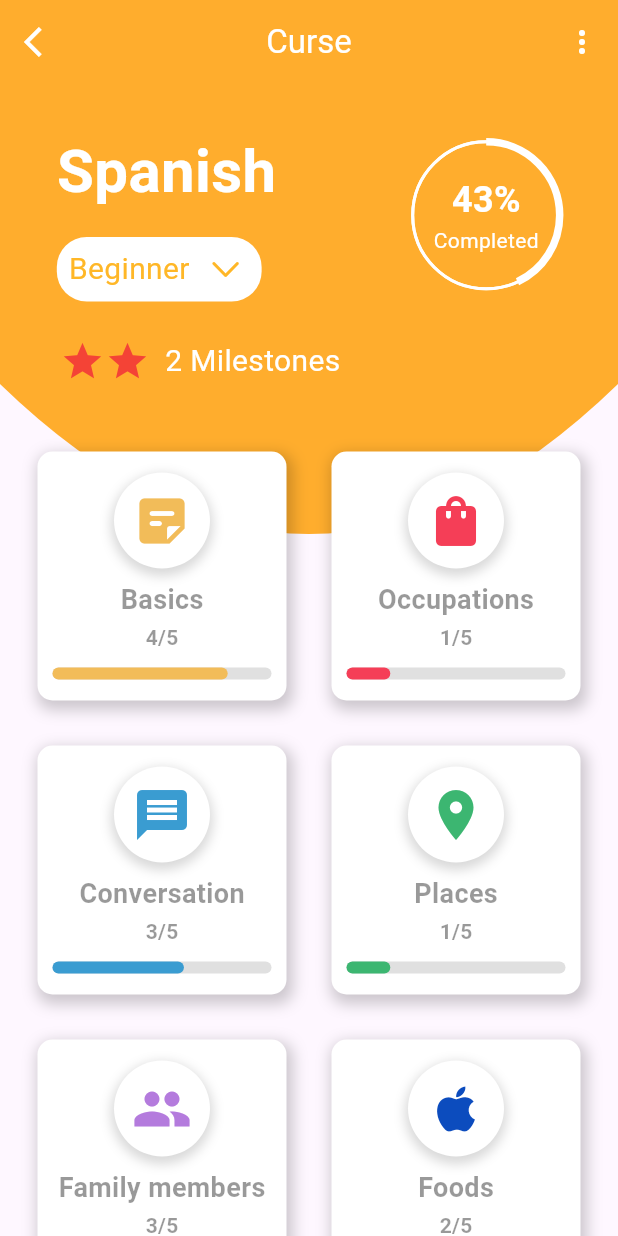
After one commit to SrivalliGottipati/Tasks, a Flutter app: the screen it shows after launch, after a tap on "Grid_View", on a phone screen of 412 x 824 dp. The commit adds this screen. Run offline on Flutter 3.47's test engine with Material 3 defaults, Android fonts, the phone set to English and light mode, and no system bars; our stand-ins replace device_preview.

Commit message:
Grid_view

```diff
--- /dev/null
+++ b/lib/Grid_VIew.dart
@@ -0,0 +1,398 @@
+import 'dart:math';
+import 'package:flutter/cupertino.dart';
+import 'package:flutter/material.dart';
+
+class Grid_View extends StatefulWidget {
+  const Grid_View({super.key});
+
+  @override
+  State<Grid_View> createState() => _Grid_ViewState();
+}
+
+class _Grid_ViewState extends State<Grid_View> {
+  final List<Map<String, dynamic>> items = [
+    {"icon": Icons.sticky_note_2_rounded,"color":Color(0xffF2BC59), "text": "Basics", "progress": 4 / 5},
+    {"icon": Icons.shopping_bag_rounded,"color":Color(0xffF53E57), "text": "Occupations", "progress": 1 / 5},
+    {"icon": Icons.message, "color":Color(0xff3A9CD1),"text": "Conversation", "progress": 3 / 5},
+    {"icon": Icons.location_on,"color":Color(0xff3CB671), "text": "Places", "progress": 1 / 5},
+    {"icon": Icons.people,"color":Color(0xffB47BDD), "text": "Family members", "progress": 3 / 5},
+    {"icon": Icons.apple,"color":Color(0xff0C4CBE), "text": "Foods", "progress": 2 / 5},
+  ];
+  @override
+  Widget build(BuildContext context) {
+    return Scaffold(
+      appBar: AppBar(
+        elevation: 0,
+        scrolledUnderElevation: 0,
+        backgroundColor: Color(0xffFFAD2D),
+        title: Text("Curse", style: TextStyle(color: Colors.white)),
+        centerTitle: true,
+        leading: IconButton(
+            onPressed: () {},
+            icon: Icon(Icons.arrow_back_ios, color: Colors.white)),
+        actions: [
+          IconButton(
+              onPressed: () {},
+              icon: Icon(Icons.more_vert),
+              color: Colors.white)
+        ],
+      ),
+      body: Stack(
+        children: [
+          Container(
+            child: ClipPath(
+              clipper: BottomCurveClipper(),
+              child: Container(
+                height: 300,
+                color: Color(0xffFFAD2D),
+              ),
+            ),
+          ),
+          SingleChildScrollView(
+            child: Column(
+              children: [
+                SizedBox(height: 30),
+                Column(
+                  crossAxisAlignment: CrossAxisAlignment.center,
+                  children: [
+                    Row(
+                      mainAxisAlignment: MainAxisAlignment.center,
+                      children: [
+                        Column(
+                          crossAxisAlignment: CrossAxisAlignment.start,
+                          children: [
+                            Text(
+                              'Spanish',
+                              style: TextStyle(
+                                  color: Colors.white,
+                                  fontWeight: FontWeight.bold,
+                                  fontSize: 40),
+                            ),
+                            SizedBox(height: 15),
+                            Container(
+                              height: 43,
+                              decoration: BoxDecoration(
+                                borderRadius: BorderRadius.circular(20),
+                                color: Colors.white,
+                              ),
+                              child: Padding(
+                                padding: const EdgeInsets.only(left: 8),
+                                child: Row(
+                                  mainAxisAlignment: MainAxisAlignment.center,
+                                  children: [
+                                    Text(
+                                      'Beginner',
+                                      style: TextStyle(
+                                          color: Color(0xffFFB727), fontSize: 20),
+                                    ),
+                                    IconButton(
+                                        onPressed: () {},
+                                        icon: Icon(
+                                          CupertinoIcons.chevron_down,
+                                          color: Color(0xffFFB727),
+                                        ))
+                                  ],
+                                ),
+                              ),
+                            ),
+                          ],
+                        ),
+                        SizedBox(width: 90),
+                        // Circle with Dynamic Border
+                        Stack(
+                          alignment: Alignment.center,
+                          children: [
+                            // Outer thin white border
+                            Container(
+                              height: 100,
+                              width: 100,
+                              decoration: BoxDecoration(
+                                shape: BoxShape.circle,
+                                border: Border.all(color: Colors.white, width: 2),
+                              ),
+                            ),
+                            // Custom Paint for percentage border
+                            CustomPaint(
+                              size: Size(100, 100),
+                              painter: PercentageBorderPainter(43), // Set your percentage
+                            ),
+                            // Text Inside
+                            Column(
+                              mainAxisSize: MainAxisSize.min,
+                              children: [
+                                Text(
+                                  '43%',
+                                  style: TextStyle(
+                                      fontSize: 24,
+                                      color: Colors.white,
+                                      fontWeight: FontWeight.bold),
+                                ),
+                                Text(
+                                  'Completed',
+                                  style:
+                                  TextStyle(color: Colors.white, fontSize: 14),
+                                ),
+                              ],
+                            ),
+                          ],
+                        ),
+                      ],
+                    ),
+                    SizedBox(height: 25),
+                    Padding(
+                      padding: const EdgeInsets.only(left: 40),
+                      child: Row(
+                        children: [
+                          Icon(Icons.star, color: Colors.red, size: 30),
+                          Icon(Icons.star, color: Colors.red, size: 30),
+                          SizedBox(width: 10),
+                          Text('2 Milestones',
+                              style:
+                              TextStyle(color: Colors.white, fontSize: 20))
+                        ],
+                      ),
+                    ),
+                    SizedBox(height: 25),
+                  ],
+                ),
+                SizedBox(height: 20),
+                Padding(
+                  padding: const EdgeInsets.symmetric(horizontal: 25.0),
+                  child: GridView.builder(
+                    shrinkWrap: true,
+                    physics: NeverScrollableScrollPhysics(),
+                    gridDelegate: SliverGridDelegateWithFixedCrossAxisCount(
+                      crossAxisCount: 2, // 2 items per row
+                      crossAxisSpacing: 30,
+                      mainAxisSpacing: 30,
+                      childAspectRatio: 1,
+                    ),
+                    itemCount: 6, // Change as needed
+                    itemBuilder: (context, index) {
+                      var item = items[index];
+                      return Container(
+                        padding: EdgeInsets.all(10),
+                        decoration: BoxDecoration(
+                          color: Colors.white,
+                          borderRadius: BorderRadius.circular(10),
+                          boxShadow: [
+                            BoxShadow(
+                              color: Colors.black.withOpacity(0.2),
+                              blurRadius: 8,
+                              spreadRadius: 2,
+                              offset: Offset(2, 4),
+                            ),
+                          ],
+                        ),
+                        child: Column(
+                          mainAxisAlignment: MainAxisAlignment.center,
+                          children: [
+                            // Icon in a circle with shadow
+                            Container(
+                              padding: EdgeInsets.all(12),
+                              decoration: BoxDecoration(
+                                color: Colors.white,
+                                shape: BoxShape.circle,
+                                boxShadow: [
+                                  BoxShadow(
+                                    color: Colors.grey.withOpacity(0.4),
+                                    blurRadius: 6,
+                                    spreadRadius: 2,
+                                    offset: Offset(0, 3),
+                                  ),
+                                ],
+                              ),
+                              child: Icon(item["icon"], color: item["color"], size: 40),
+                            ),
+                            SizedBox(height: 8),
+
+                            // Text Below Icon
+                            Text(
+                              item["text"],
+                              style: TextStyle(fontSize: 18, fontWeight: FontWeight.bold, color: Colors.black.withOpacity(0.4)),
+                            ),
+                            SizedBox(height: 2),
+                            Text(
+                              "${(item["progress"] * 5).toInt()}/5",
+                              style: TextStyle(fontSize: 14, fontWeight: FontWeight.bold,color:Colors.black.withOpacity(0.4)),
+                            ),
+                            SizedBox(height: 10),
+                                LinearProgressIndicator(
+                                  value: item["progress"],
+                                  backgroundColor: Colors.grey[300],
+                                  valueColor: AlwaysStoppedAnimation<Color>(item["color"]),
+                                  minHeight: 8,
+                                  borderRadius: BorderRadius.circular(5),
+                                ),
+
+                          ],
+                        ),
+                      );
+                    },
+                  ),
+                ),
+                SizedBox(height: 20),
+              ],
+            ),
+          )
+        ],
+      ),
+    );
+  }
+}
+
+// Custom Painter for Dynamic Border Thickness
+class PercentageBorderPainter extends CustomPainter {
+  final double percentage;
+
+  PercentageBorderPainter(this.percentage);
+
+  @override
+  void paint(Canvas canvas, Size size) {
+    Paint thinPaint = Paint()
+      ..color = Colors.white
+      ..style = PaintingStyle.stroke
+      ..strokeWidth = 2; // Default thin border
+
+    Paint thickPaint = Paint()
+      ..color = Colors.white
+      ..style = PaintingStyle.stroke
+      ..strokeWidth = 5; // Thick part
+
+    Offset center = Offset(size.width / 2, size.height / 2);
+    double radius = size.width / 2;
+
+    // Draw thin full-circle border
+    canvas.drawCircle(center, radius - 1, thinPaint);
+
+    // Draw thick border based on percentage (43% = about 155 degrees)
+    double sweepAngle = (percentage / 100) * 2 * pi;
+    canvas.drawArc(
+      Rect.fromCircle(center: center, radius: radius - 1),
+      -pi / 2, // Start from top
+      sweepAngle, // Sweep angle based on percentage
+      false,
+      thickPaint,
+    );
+  }
+
+  @override
+  bool shouldRepaint(covariant CustomPainter oldDelegate) => true;
+}
+
+
+class BottomCurveClipper extends CustomClipper<Path> {
+  @override
+  Path getClip(Size size) {
+    var path = Path();
+    path.lineTo(0, size.height - 100);
+    path.quadraticBezierTo(
+        size.width / 2, size.height + 100, size.width, size.height - 100);
+    path.lineTo(size.width, 0);
+    path.close();
+    return path;
+  }
+
+  @override
+  bool shouldReclip(CustomClipper<Path> oldClipper) {
+    return false;
+  }
+}
+
+
+
+class GridWithProgress extends StatelessWidget {
+  final List<Map<String, dynamic>> items = [
+    {"icon": Icons.star, "text": "Achievement", "progress": 1 / 5},
+    {"icon": Icons.favorite, "text": "Health", "progress": 2 / 5},
+    {"icon": Icons.book, "text": "Knowledge", "progress": 3 / 5},
+    {"icon": Icons.fitness_center, "text": "Workout", "progress": 4 / 5},
+    {"icon": Icons.music_note, "text": "Music", "progress": 5 / 5},
+  ];
+
+  @override
+  Widget build(BuildContext context) {
+    return Scaffold(
+      backgroundColor: Colors.grey[200],
+      appBar: AppBar(title: Text("Grid with Progress")),
+      body: Padding(
+        padding: const EdgeInsets.all(12.0),
+        child: GridView.builder(
+          itemCount: items.length,
+          gridDelegate: SliverGridDelegateWithFixedCrossAxisCount(
+            crossAxisCount: 2,
+            crossAxisSpacing: 12,
+            mainAxisSpacing: 12,
+            childAspectRatio: 0.9,
+          ),
+          itemBuilder: (context, index) {
+            var item = items[index];
+            return Container(
+              padding: EdgeInsets.all(10),
+              decoration: BoxDecoration(
+                color: Colors.white,
+                borderRadius: BorderRadius.circular(10),
+                boxShadow: [
+                  BoxShadow(
+                    color: Colors.black.withOpacity(0.2),
+                    blurRadius: 8,
+                    spreadRadius: 2,
+                    offset: Offset(2, 4),
+                  ),
+                ],
+              ),
+              child: Column(
+                mainAxisAlignment: MainAxisAlignment.center,
+                children: [
+                  // Icon in a circle with shadow
+                  Container(
+                    padding: EdgeInsets.all(12),
+                    decoration: BoxDecoration(
+                      color: Colors.orangeAccent,
+                      shape: BoxShape.circle,
+                      boxShadow: [
+                        BoxShadow(
+                          color: Colors.orange.withOpacity(0.4),
+                          blurRadius: 6,
+                          spreadRadius: 2,
+                          offset: Offset(0, 3),
+                        ),
+                      ],
+                    ),
+                    child: Icon(item["icon"], color: Colors.white, size: 40),
+                  ),
+                  SizedBox(height: 8),
+
+                  // Text Below Icon
+                  Text(
+                    item["text"],
+                    style: TextStyle(fontSize: 18, fontWeight: FontWeight.bold, color: Colors.black),
+                  ),
+                  SizedBox(height: 8),
+
+                  // Progress Bar with Text
+                  Stack(
+                    alignment: Alignment.center,
+                    children: [
+                      LinearProgressIndicator(
+                        value: item["progress"],
+                        backgroundColor: Colors.grey[300],
+                        valueColor: AlwaysStoppedAnimation<Color>(Colors.orange),
+                        minHeight: 10,
+                        borderRadius: BorderRadius.circular(5),
+                      ),
+                      Text(
+                        "${(item["progress"] * 5).toInt()}/5",
+                        style: TextStyle(fontSize: 14, fontWeight: FontWeight.bold, color: Colors.white),
+                      ),
+                    ],
+                  ),
+                ],
+              ),
+            );
+          },
+        ),
+      ),
+    );
+  }
+}
--- a/lib/main.dart
+++ b/lib/main.dart
@@ -2,6 +2,7 @@ import 'package:flutter/material.dart';
 import 'package:device_preview/device_preview.dart';
 import 'package:tasksweek/Bottombar.dart';
 
+import 'Grid_VIew.dart';
 import 'LayoutsandWigtes.dart';
 
 void main() {
@@ -59,6 +60,18 @@ class MyScreen extends StatelessWidget {
                 style: TextStyle(fontSize: 20),
               ),
             ),
+            ElevatedButton(
+              onPressed: () {
+                Navigator.push(
+                  context,
+                  MaterialPageRoute(builder: (context) => Grid_View()),
+                );
+              },
+              child: Text(
+                'Grid_View',
+                style: TextStyle(fontSize: 20),
+              ),
+            ),
           ],
         ),
       ),
```
